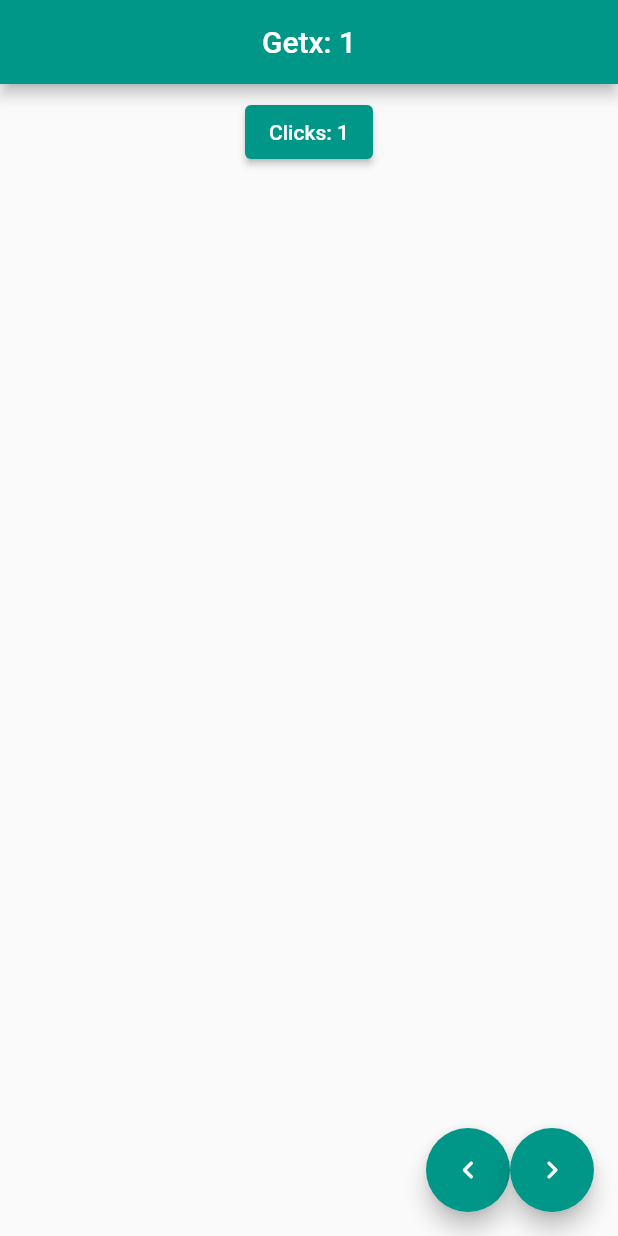
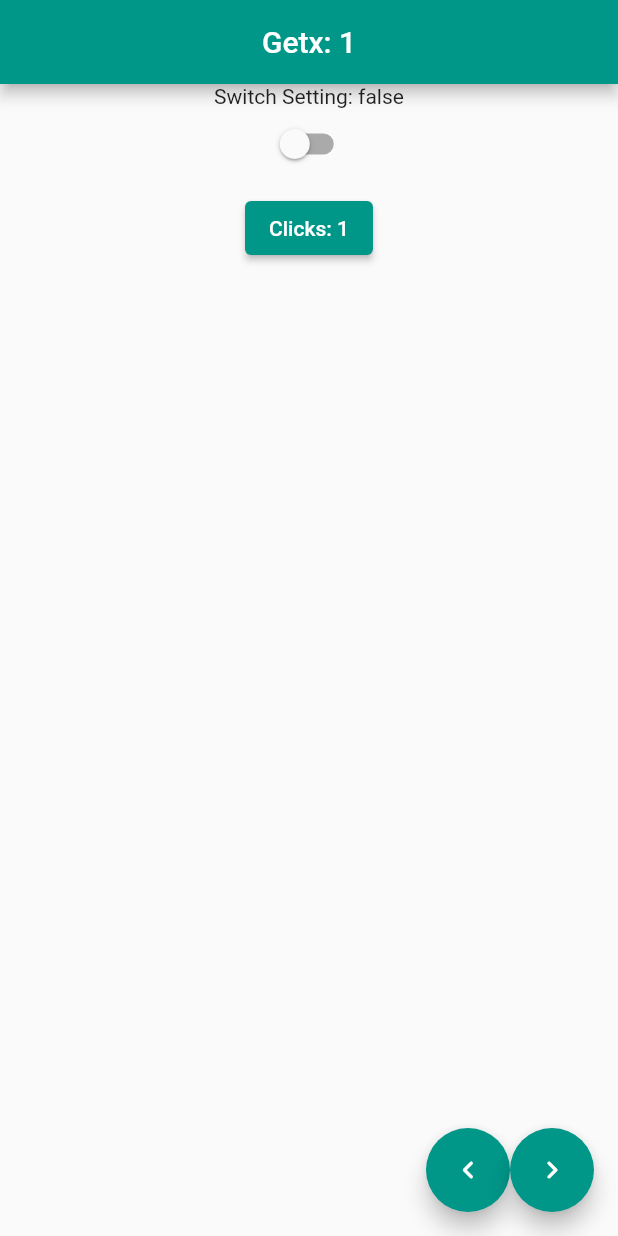
Before and after one commit to Varanasi-Software-Junction/GetX-Flutter, a Flutter app: the screen it shows after launch, after a tap on the "navigate next" icon, on a phone screen of 412 x 824 dp. Run offline on Flutter 3.47's test engine with Material 2 defaults, Android fonts, the phone set to English and light mode, and no system bars; our stand-ins replace get.

Commit message:
Switch widget used

```diff
--- a/lib/incrementdecrementcontroller.dart
+++ b/lib/incrementdecrementcontroller.dart
@@ -4,7 +4,12 @@
 class IncrementDecrementController extends GetxController {
   var count = 0.obs;
   var colorno=0.obs;
-  //var colorno=Colors.teal.obs;
+  var color=Colors.teal.obs;
+  var boolvalue = false.obs; // our observable
+
+  // swap true/false & save it to observable
+  void toggle() => boolvalue.value = !boolvalue.value;
+
   List<Color> colors=[Colors.yellow,Colors.teal,Colors.blue,Colors.lime];
   void increment() {
     count++;
@@ -12,6 +17,7 @@
     if(x<0)
       x=-x;
     colorno.value=(x % colors.length);
+    color.value=colors[colorno.toInt()] as MaterialColor;
     update();
   }
 
--- a/lib/main.dart
+++ b/lib/main.dart
@@ -31,6 +31,7 @@
         Get.put(IncrementDecrementController());
     return Scaffold(
         appBar: AppBar(
+
           title: Obx(() => Text("Getx: ${controller.count}",
               style: TextStyle(
                   backgroundColor:
@@ -40,6 +41,11 @@
         body: Center(
           child: Column(
             children: [
+              Obx(() => Text('Switch Setting: ${controller.boolvalue}')),
+              Obx(() => Switch(
+                  onChanged: (val) => controller.toggle(),
+                  value: controller.boolvalue.value),
+              ),
               Padding(
                 padding: const EdgeInsets.all(8.0),
                 child: ElevatedButton(
```
